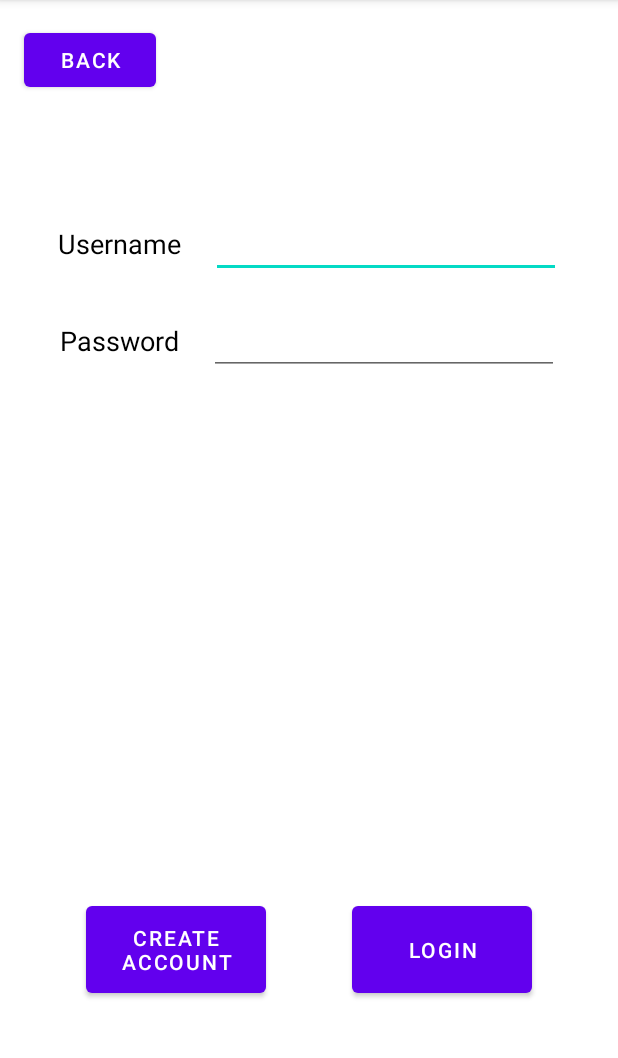
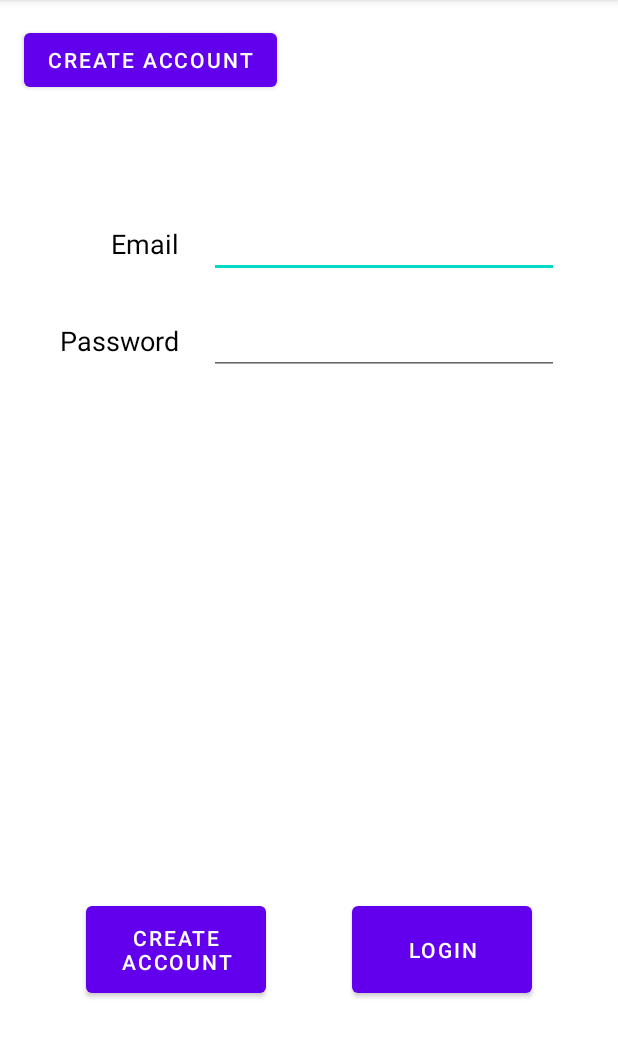
Before and after one commit to Drone3D-Team/Drone3D, an Android app: the LoginActivity screen opened directly, with no data from a screen before it, on a phone screen of 412 x 824 dp, the part 84-1142 px from its top. Run offline under Robolectric (Android 15) with nearby library versions, the phone set to English and light mode, and no system bars.

Commit message:
Add tests, fix warnings

```diff
--- a/app/src/main/java/ch/epfl/sdp/drone3d/LoginActivity.kt
+++ b/app/src/main/java/ch/epfl/sdp/drone3d/LoginActivity.kt
@@ -14,7 +14,7 @@ class LoginActivity : AppCompatActivity() {
     private lateinit var loginButton: Button
     private lateinit var registerButton: Button
 
-    private lateinit var usernameEditText: EditText
+    private lateinit var emailEditText: EditText
     private lateinit var passwordEditText: EditText
 
     private lateinit var errorMessageText: TextView
@@ -28,8 +28,11 @@ class LoginActivity : AppCompatActivity() {
         loginButton = findViewById(R.id.loginButton)
         registerButton = findViewById(R.id.registerButton)
 
-        usernameEditText = findViewById(R.id.usernameEditText)
+        emailEditText = findViewById(R.id.emailEditText)
         passwordEditText = findViewById(R.id.passwordEditText)
+
+        emailEditText.setAutofillHints(View.AUTOFILL_HINT_EMAIL_ADDRESS)
+        passwordEditText.setAutofillHints(View.AUTOFILL_HINT_PASSWORD)
 
         errorMessageText = findViewById(R.id.errorMessageText)
         progressBar = findViewById(R.id.progressBar)
@@ -37,17 +40,10 @@ class LoginActivity : AppCompatActivity() {
         errorMessageText.visibility = View.GONE
         progressBar.visibility = View.GONE
 
-        backButton.setOnClickListener {
-            //Goto menu activity
-        }
-
         loginButton.setOnClickListener {
             progressBar.visibility = View.VISIBLE
             //Process input
         }
 
-        registerButton.setOnClickListener {
-            //Goto register activity
-        }
     }
 }
--- a/app/src/main/res/layout/activity_login.xml
+++ b/app/src/main/res/layout/activity_login.xml
@@ -7,33 +7,27 @@
     tools:context=".LoginActivity">
 
     <TextView
-        android:id="@+id/usernameText"
+        android:id="@+id/emailText"
         android:layout_width="wrap_content"
         android:layout_height="wrap_content"
         android:layout_marginTop="150dp"
-        android:layout_marginEnd="10dp"
-        android:text="Username"
+        android:text="@string/email_text"
         android:textAlignment="viewStart"
         android:textColor="@color/black"
         android:textSize="18sp"
-        app:layout_constraintEnd_toStartOf="@+id/usernameEditText"
-        app:layout_constraintHorizontal_bias="0.5"
-        app:layout_constraintHorizontal_chainStyle="packed"
-        app:layout_constraintStart_toStartOf="parent"
+        app:layout_constraintEnd_toEndOf="@id/passwordText"
         app:layout_constraintTop_toTopOf="parent" />
 
     <EditText
-        android:id="@+id/usernameEditText"
+        android:id="@+id/emailEditText"
         android:layout_width="233dp"
         android:layout_height="45dp"
-        android:layout_marginStart="10dp"
         android:ems="10"
-        android:inputType="textPersonName"
-        app:layout_constraintBottom_toBottomOf="@+id/usernameText"
-        app:layout_constraintEnd_toEndOf="parent"
-        app:layout_constraintHorizontal_bias="0.5"
-        app:layout_constraintStart_toEndOf="@+id/usernameText"
-        app:layout_constraintTop_toTopOf="@+id/usernameText" />
+        android:inputType="textWebEmailAddress"
+        app:layout_constraintBottom_toBottomOf="@+id/emailText"
+        app:layout_constraintEnd_toEndOf="@id/passwordEditText"
+        app:layout_constraintStart_toStartOf="@id/passwordEditText"
+        app:layout_constraintTop_toTopOf="@+id/emailText" />
 
     <TextView
         android:id="@+id/passwordText"
@@ -41,14 +35,14 @@
         android:layout_height="wrap_content"
         android:layout_marginTop="40dp"
         android:layout_marginEnd="10dp"
-        android:text="Password"
+        android:text="@string/password_text"
         android:textColor="@color/black"
         android:textSize="18sp"
         app:layout_constraintEnd_toStartOf="@+id/passwordEditText"
         app:layout_constraintHorizontal_bias="0.5"
         app:layout_constraintHorizontal_chainStyle="packed"
         app:layout_constraintStart_toStartOf="parent"
-        app:layout_constraintTop_toBottomOf="@+id/usernameText" />
+        app:layout_constraintTop_toBottomOf="@+id/emailText" />
 
     <EditText
         android:id="@+id/passwordEditText"
@@ -67,7 +61,7 @@
         android:id="@+id/loginButton"
         android:layout_width="120dp"
         android:layout_height="70dp"
-        android:text="Login"
+        android:text="@string/login_button_test"
         app:layout_constraintBottom_toBottomOf="@+id/registerButton"
         app:layout_constraintEnd_toEndOf="parent"
         app:layout_constraintHorizontal_bias="0.5"
@@ -78,7 +72,7 @@
         android:id="@+id/errorMessageText"
         android:layout_width="143dp"
         android:layout_height="98dp"
-        android:text="ErrorOutput"
+        android:text=""
         app:layout_constraintBottom_toTopOf="@id/registerButton"
         app:layout_constraintEnd_toEndOf="parent"
         app:layout_constraintHorizontal_bias="0.5"
@@ -90,7 +84,7 @@
         android:layout_width="120dp"
         android:layout_height="70dp"
         android:layout_marginBottom="100dp"
-        android:text="Create account"
+        android:text="@string/register_button_test"
         app:layout_constraintBottom_toBottomOf="parent"
         app:layout_constraintEnd_toStartOf="@+id/loginButton"
         app:layout_constraintHorizontal_bias="0.5"
@@ -113,7 +107,7 @@
         android:layout_height="wrap_content"
         android:layout_marginStart="16dp"
         android:layout_marginTop="16dp"
-        android:text="Back"
+        android:text="@string/register_button_test"
         app:layout_constraintStart_toStartOf="parent"
         app:layout_constraintTop_toTopOf="parent" />
 
--- a/app/src/main/res/values/strings.xml
+++ b/app/src/main/res/values/strings.xml
@@ -1,3 +1,8 @@
 <resources>
     <string name="app_name">Drone3D</string>
+    <string name="email_text">Email</string>
+    <string name="password_text">Password</string>
+    <string name="login_button_test">Login</string>
+    <string name="register_button_test">Create account</string>
+    <string name="back_button_test">Back</string>
 </resources>
```
Also changed, not shown: 1 other file.
